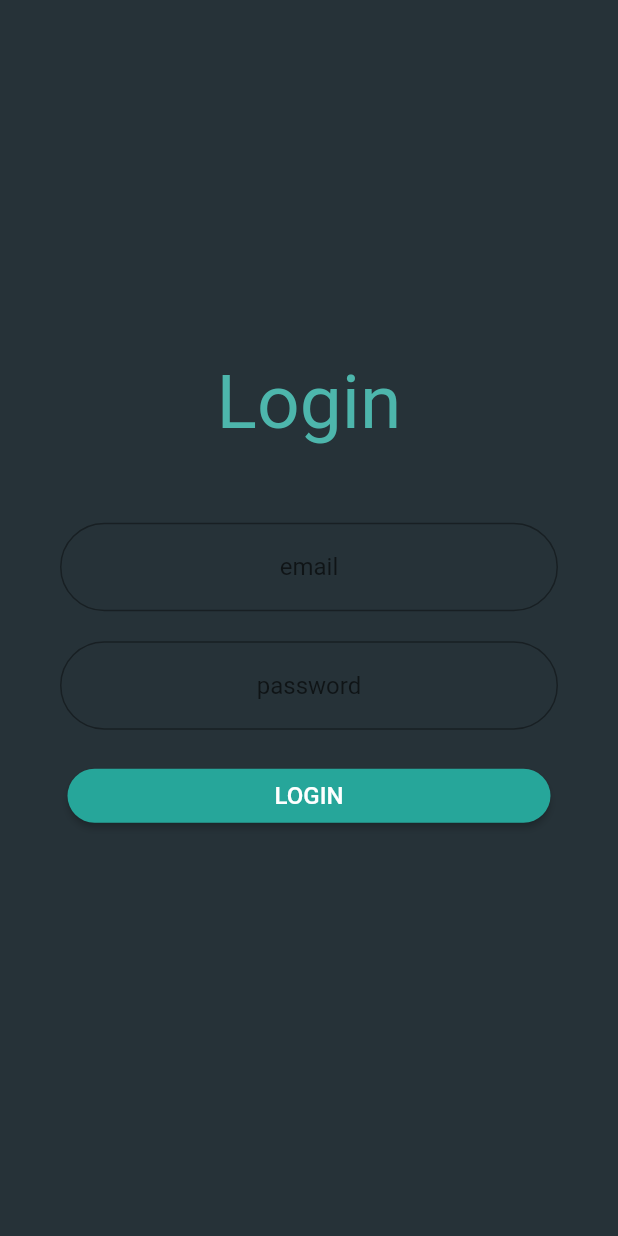
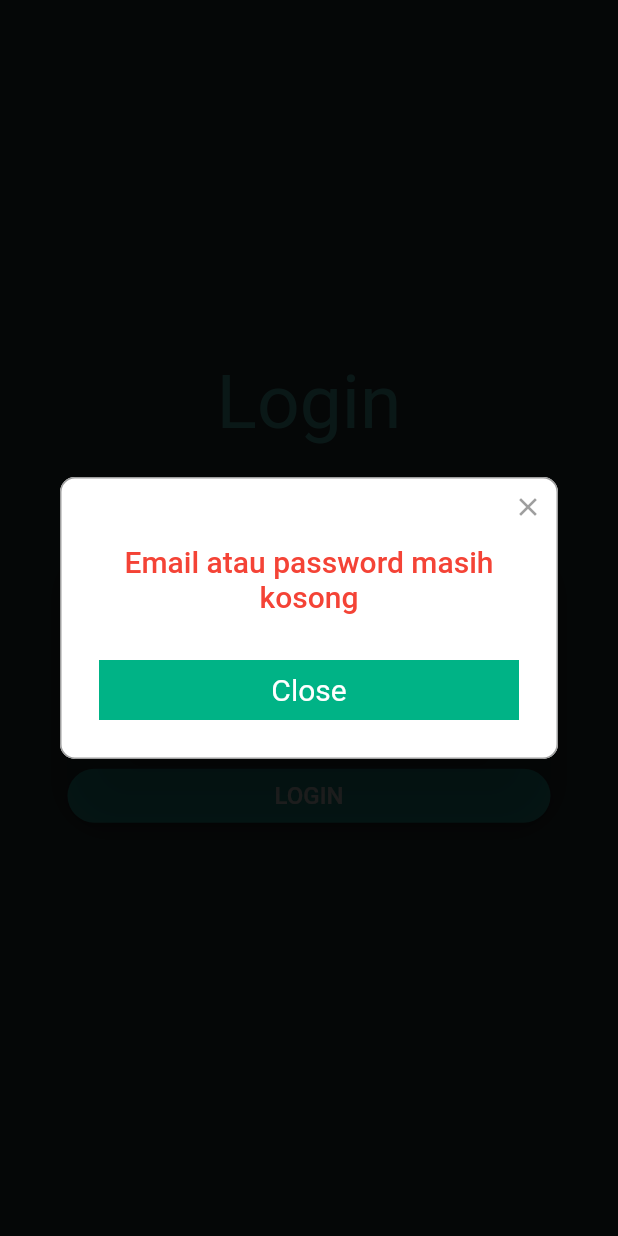
Before and after one commit to chrnicle7/flutter-art_comp, a Flutter app: the LoginPage screen opened directly, after a tap on "LOGIN", on a phone screen of 412 x 824 dp. Run offline on Flutter 3.47's test engine with Material 2 defaults, Android fonts, the phone set to English and light mode, and no system bars; drawn by our look-alikes of rflutter_alert; our stand-ins replace font_awesome_flutter, progress_dialog.

Commit message:
Menambahkan login dengan api

```diff
--- a/lib/login_page.dart
+++ b/lib/login_page.dart
@@ -1,4 +1,8 @@
 import 'package:flutter/material.dart';
+
+import 'package:http/http.dart' as http;
+import 'package:progress_dialog/progress_dialog.dart';
+import 'package:rflutter_alert/rflutter_alert.dart';
 
 class LoginPage extends StatefulWidget {
   LoginPage({Key key}) : super(key: key);
@@ -8,6 +12,9 @@ class LoginPage extends StatefulWidget {
 }
 
 class _LoginPageState extends State<LoginPage> {
+  TextEditingController loginEmail = new TextEditingController();
+  TextEditingController loginPwd = new TextEditingController();
+
   @override
   Widget build(BuildContext context) {
     return Container(
@@ -31,6 +38,7 @@ class _LoginPageState extends State<LoginPage> {
                   Container(
                     padding: EdgeInsets.fromLTRB(20, 20, 20, 10),
                     child: TextFormField(
+                      controller: loginEmail,
                       textAlign: TextAlign.center,
                       decoration: InputDecoration(
                           fillColor: Colors.white,
@@ -43,6 +51,7 @@ class _LoginPageState extends State<LoginPage> {
                   Container(
                       padding: EdgeInsets.fromLTRB(20, 10, 20, 20),
                       child: TextFormField(
+                        controller: loginPwd,
                         textAlign: TextAlign.center,
                         obscureText: true,
                         decoration: InputDecoration(
@@ -56,7 +65,9 @@ class _LoginPageState extends State<LoginPage> {
                     child: SizedBox(
                         width: double.infinity,
                         child: ElevatedButton(
-                          onPressed: () => {print('submit')},
+                          onPressed: () => {
+                            this._doLogin()
+                          },
                           child: Text(
                             'LOGIN',
                             style: TextStyle(fontSize: 16),
@@ -75,4 +86,92 @@ class _LoginPageState extends State<LoginPage> {
       ),
     );
   }
+
+  Future _doLogin() async{
+    if(loginEmail.text.isEmpty || loginPwd.text.isEmpty){
+      var alertStyleEmpty = AlertStyle(
+        titleStyle: TextStyle(
+          color: Colors.red,
+        ),
+      );
+
+      Alert(
+        context: context,
+        style: alertStyleEmpty,
+        title: "Email atau password masih kosong",
+        buttons: [
+          DialogButton(
+            child: Text(
+              "Close",
+              style: TextStyle(color: Colors.white, fontSize: 20),
+            ),
+            onPressed: () => Navigator.pop(context),
+            color: Color.fromRGBO(0, 179, 134, 1.0),
+            radius: BorderRadius.circular(0.0),
+          ),
+        ],
+      ).show();
+
+      return;
+    }
+
+    var url = Uri.parse('http://192.168.43.209:8001/api/login');
+    final response = await http.post(url, body: {
+      'email': loginEmail.text,
+      'password': loginPwd.text,
+    }, headers: {
+      'Accept': 'application/json'
+    });
+
+    var alertStyleSuccess = AlertStyle(
+      titleStyle: TextStyle(
+        color: Colors.lightGreen,
+      ),
+    );
+
+    var alertStyleFailed = AlertStyle(
+      titleStyle: TextStyle(
+        color: Colors.redAccent,
+      ),
+    );
+
+    if(response.statusCode == 200){
+      Alert(
+        context: context,
+        style: alertStyleSuccess,
+        title: "Login berhasil",
+        buttons: [
+          DialogButton(
+            child: Text(
+              "Close",
+              style: TextStyle(color: Colors.white, fontSize: 20),
+            ),
+            onPressed: () => Navigator.pop(context),
+            color: Color.fromRGBO(0, 179, 134, 1.0),
+            radius: BorderRadius.circular(0.0),
+          ),
+        ],
+      ).show();
+
+      return;
+    }else{
+      Alert(
+        context: context,
+        style: alertStyleFailed,
+        title: "Login gagal",
+        buttons: [
+          DialogButton(
+            child: Text(
+              "Close",
+              style: TextStyle(color: Colors.white, fontSize: 20),
+            ),
+            onPressed: () => Navigator.pop(context),
+            color: Color.fromRGBO(0, 179, 134, 1.0),
+            radius: BorderRadius.circular(0.0),
+          ),
+        ],
+      ).show();
+    }
+
+  }
 }
--- a/lib/main.dart
+++ b/lib/main.dart
@@ -28,7 +28,7 @@ class MyApp extends StatelessWidget {
           scaffoldBackgroundColor: const Color(0xFFEFEFEF)),
       darkTheme: ThemeData(brightness: Brightness.dark),
       debugShowCheckedModeBanner: false,
-      home: DashboardPage(),
+      home: LoginPage(),
     );
   }
 }
--- a/pubspec.yaml
+++ b/pubspec.yaml
@@ -24,6 +24,9 @@ dependencies:
   flutter:
     sdk: flutter
   font_awesome_flutter: 9.0.0
+  rflutter_alert: ^2.0.2
+  http: ^0.13.3
+  progress_dialog: ^1.2.4
 
 
   # The following adds the Cupertino Icons font to your application.
```
Also changed, not shown: pubspec.lock.
